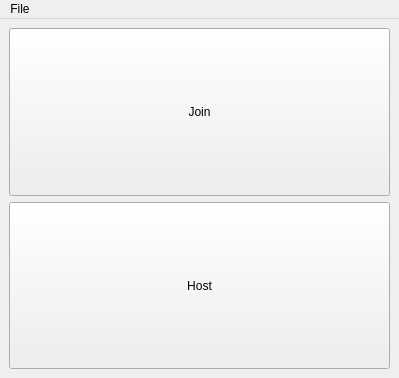
Old version of the form app/mainwindow.ui in the repository erakai/Mercury.
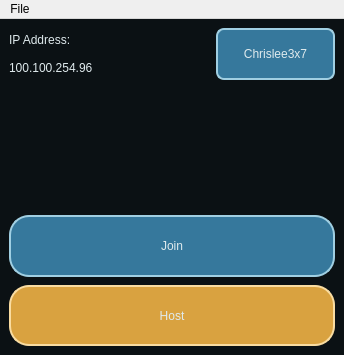
New version of the form.

Commit message: fixed my own git config?

Diff of the .ui file:
```diff
--- a/app/mainwindow.ui
+++ b/app/mainwindow.ui
@@ -6,8 +6,8 @@
    <rect>
     <x>0</x>
     <y>0</y>
-    <width>399</width>
-    <height>378</height>
+    <width>344</width>
+    <height>355</height>
    </rect>
   </property>
   <property name="maximumSize">
@@ -19,35 +19,165 @@
   <property name="windowTitle">
    <string>Mercury</string>
   </property>
+  <property name="styleSheet">
+   <string notr="true">QPushButton {
+	background-color: rgb(54, 120, 156);
+	color: rgb(223, 234, 237);
+	border: 2px solid rgb(160, 207, 226);
+	min-height: 40px;
+	min-width: 40px;
+	border-radius: 20px;
+}
+QPushButton:pressed {
+	background-color: rgba(173, 213, 255, 80);
+}
+QPushButton#hostButton {
+	background-color: rgb(217, 162, 64);
+	border: 2px solid rgb(249, 220, 161);
+}
+QPushButton#hostButton:pressed {
+	background-color: rgba(217, 162, 64, 80);
+	border: 2px solid rgb(249, 220, 161);
+}
+QPushButton#settingsButton {
+	padding: 4px;
+	border-radius: 8px;
+ 	min-width: 80px;
+}
+
+QLabel {
+	color: rgb(223, 234, 237);
+}
+
+
+QMainWindow {
+	background-color: rgb(11, 17, 20);
+}</string>
+  </property>
   <widget class="QWidget" name="centralwidget">
    <layout class="QHBoxLayout" name="horizontalLayout">
     <item>
      <layout class="QVBoxLayout" name="verticalLayout">
+      <property name="spacing">
+       <number>4</number>
+      </property>
       <item>
-       <widget class="QPushButton" name="pushButton">
-        <property name="sizePolicy">
-         <sizepolicy hsizetype="Minimum" vsizetype="Minimum">
-          <horstretch>0</horstretch>
-          <verstretch>0</verstretch>
-         </sizepolicy>
+       <layout class="QHBoxLayout" name="horizontalLayout_4">
+        <item>
+         <layout class="QVBoxLayout" name="verticalLayout_5">
+          <item>
+           <widget class="QLabel" name="label_2">
+            <property name="sizePolicy">
+             <sizepolicy hsizetype="Maximum" vsizetype="Preferred">
+              <horstretch>0</horstretch>
+              <verstretch>0</verstretch>
+             </sizepolicy>
+            </property>
+            <property name="text">
+             <string>IP Address:</string>
+            </property>
+           </widget>
+          </item>
+          <item>
+           <widget class="QLabel" name="label_4">
+            <property name="sizePolicy">
+             <sizepolicy hsizetype="Maximum" vsizetype="Preferred">
+              <horstretch>0</horstretch>
+              <verstretch>0</verstretch>
+             </sizepolicy>
+            </property>
+            <property name="text">
+             <string>100.100.254.96</string>
+            </property>
+           </widget>
+          </item>
+         </layout>
+        </item>
+        <item>
+         <spacer name="horizontalSpacer">
+          <property name="orientation">
+           <enum>Qt::Orientation::Horizontal</enum>
+          </property>
+          <property name="sizeHint" stdset="0">
+           <size>
+            <width>40</width>
+            <height>20</height>
+           </size>
+          </property>
+         </spacer>
+        </item>
+        <item>
+         <widget class="QPushButton" name="settingsButton">
+          <property name="sizePolicy">
+           <sizepolicy hsizetype="MinimumExpanding" vsizetype="Fixed">
+            <horstretch>0</horstretch>
+            <verstretch>0</verstretch>
+           </sizepolicy>
+          </property>
+          <property name="text">
+           <string>Chrislee3x7</string>
+          </property>
+         </widget>
+        </item>
+       </layout>
+      </item>
+      <item>
+       <layout class="QHBoxLayout" name="horizontalLayout_7"/>
+      </item>
+      <item>
+       <spacer name="verticalSpacer">
+        <property name="orientation">
+         <enum>Qt::Orientation::Vertical</enum>
         </property>
-        <property name="text">
-         <string>Join</string>
+        <property name="sizeHint" stdset="0">
+         <size>
+          <width>20</width>
+          <height>40</height>
+         </size>
         </property>
-       </widget>
+       </spacer>
       </item>
       <item>
-       <widget class="QPushButton" name="pushButton_2">
-        <property name="sizePolicy">
-         <sizepolicy hsizetype="Minimum" vsizetype="Minimum">
-          <horstretch>0</horstretch>
-          <verstretch>0</verstretch>
-         </sizepolicy>
+       <layout class="QVBoxLayout" name="verticalLayout_3">
+        <property name="spacing">
+         <number>8</number>
         </property>
-        <property name="text">
-         <string>Host</string>
-        </property>
-       </widget>
+        <item>
+         <widget class="QPushButton" name="joinButton">
+          <property name="sizePolicy">
+           <sizepolicy hsizetype="Minimum" vsizetype="Expanding">
+            <horstretch>0</horstretch>
+            <verstretch>0</verstretch>
+           </sizepolicy>
+          </property>
+          <property name="styleSheet">
+           <string notr="true"/>
+          </property>
+          <property name="text">
+           <string>Join</string>
+          </property>
+          <property name="flat">
+           <bool>false</bool>
+          </property>
+         </widget>
+        </item>
+        <item>
+         <widget class="QPushButton" name="hostButton">
+          <property name="sizePolicy">
+           <sizepolicy hsizetype="Minimum" vsizetype="MinimumExpanding">
+            <horstretch>0</horstretch>
+            <verstretch>0</verstretch>
+           </sizepolicy>
+          </property>
+          <property name="styleSheet">
+           <string notr="true"/>
+          </property>
+          <property name="text">
+           <string>Host</string>
+          </property>
+         </widget>
+        </item>
+       </layout>
       </item>
      </layout>
     </item>
@@ -58,7 +188,7 @@
     <rect>
      <x>0</x>
      <y>0</y>
-     <width>399</width>
+     <width>344</width>
      <height>24</height>
     </rect>
    </property>
```
